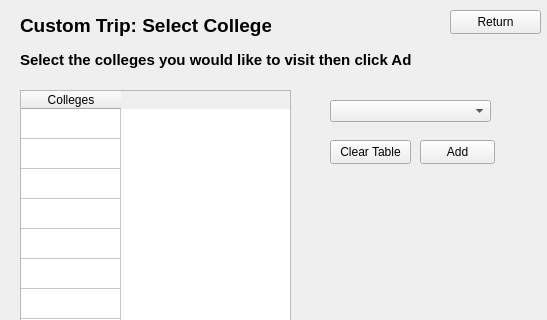
Above: CollegeTouring/customtrip.ui from belalzahran/CS_Project2_TheApplicants before the change; both pictures show x 0 to 547 and y 0 to 320 of the 547 by 470 pixel window. Below: the same form after it.
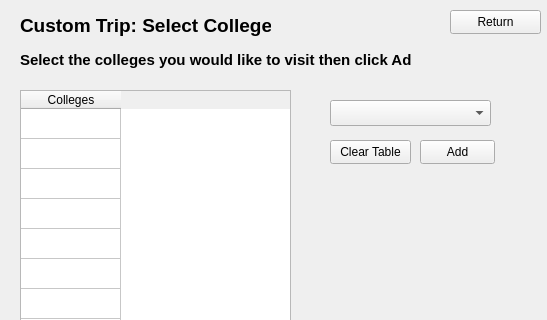
That is the form after the change.

Commit message: merged features together, added functionality to trip planner buttons

The edit to the form file:
```diff
--- a/CollegeTouring/customtrip.ui
+++ b/CollegeTouring/customtrip.ui
@@ -112,19 +112,6 @@
     </property>
    </column>
   </widget>
-  <widget class="QComboBox" name="comboBoxCollege">
-   <property name="geometry">
-    <rect>
-     <x>330</x>
-     <y>100</y>
-     <width>161</width>
-     <height>22</height>
-    </rect>
-   </property>
-   <property name="placeholderText">
-    <string>Select College</string>
-   </property>
-  </widget>
   <widget class="QLabel" name="label_2">
    <property name="geometry">
     <rect>
@@ -203,6 +190,16 @@
     <string>Return</string>
    </property>
   </widget>
+  <widget class="QComboBox" name="comboBoxCollege">
+   <property name="geometry">
+    <rect>
+     <x>330</x>
+     <y>100</y>
+     <width>161</width>
+     <height>26</height>
+    </rect>
+   </property>
+  </widget>
  </widget>
  <resources/>
  <connections/>
```
The commit also changes 4 other files.
